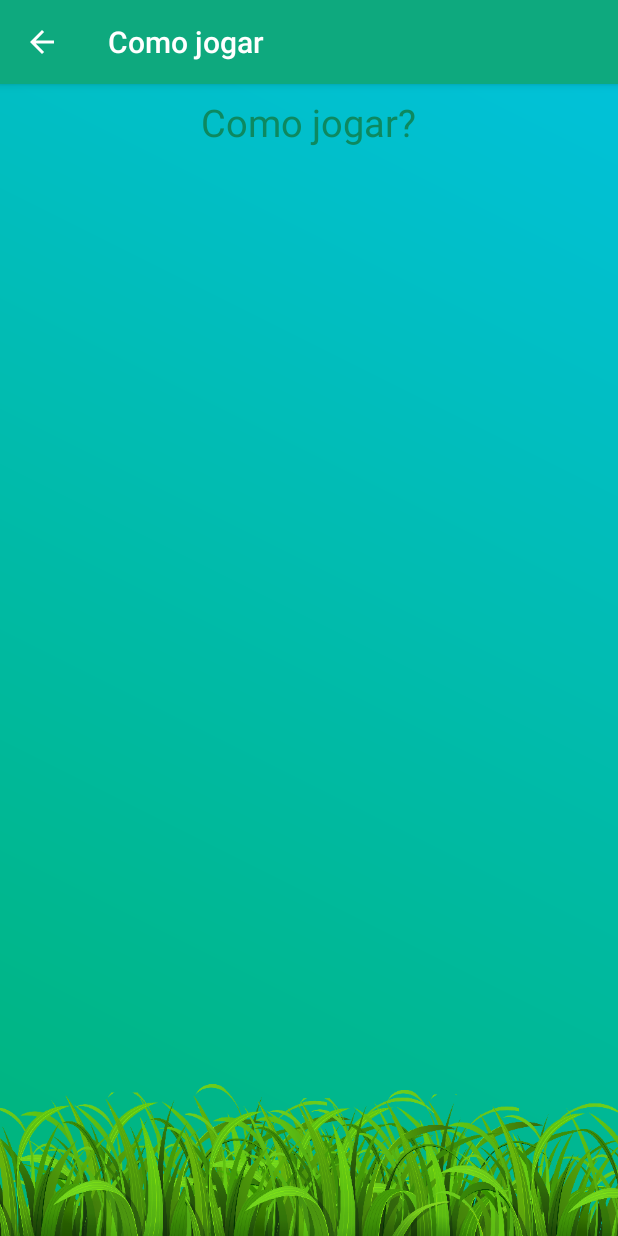
After one commit to erickkenji/HiperForca, an Android app: the RulesActivity screen opened directly, with no data from a screen before it, on a phone screen of 412 x 824 dp. The commit adds this screen. Run offline under Robolectric (Android 15) with nearby library versions, the phone set to English and light mode, and no system bars.

Commit message:
Create rules activity and score preferences

```diff
--- a/app/src/main/AndroidManifest.xml
+++ b/app/src/main/AndroidManifest.xml
@@ -19,5 +19,8 @@
                 <category android:name="android.intent.category.LAUNCHER" />
             </intent-filter>
         </activity>
+        <activity android:name="rules.RulesActivity"
+                  android:label="@string/rules_activity"
+                  android:screenOrientation="portrait" />
     </application>
 </manifest>
--- /dev/null
+++ b/app/src/main/java/rules/RulesActivity.kt
@@ -0,0 +1,30 @@
+package rules
+
+import android.os.Bundle
+import android.support.v7.app.AppCompatActivity
+import android.view.MenuItem
+import com.example.neo.hiperforca.R
+import kotlinx.android.synthetic.main.activity_rules.*
+
+/**
+ * Created by isabella on 26/11/17.
+ */
+class RulesActivity : AppCompatActivity() {
+    override fun onCreate(savedInstanceState: Bundle?) {
+        super.onCreate(savedInstanceState)
+        setContentView(R.layout.activity_rules)
+        setSupportActionBar(activity_rules_toolbar)
+        supportActionBar?.setDisplayHomeAsUpEnabled(true)
+        supportActionBar?.setDisplayShowHomeEnabled(true)
+    }
+
+    override fun onOptionsItemSelected(item: MenuItem?): Boolean {
+        return when (item?.itemId) {
+            android.R.id.home -> {
+                finish()
+                true
+            }
+            else -> super.onOptionsItemSelected(item)
+        }
+    }
+}
--- /dev/null
+++ b/app/src/main/res/layout/activity_rules.xml
@@ -0,0 +1,35 @@
+<?xml version="1.0" encoding="utf-8"?>
+<RelativeLayout xmlns:android="http://schemas.android.com/apk/res/android"
+    xmlns:app="http://schemas.android.com/apk/res-auto"
+    android:id="@+id/activity_main_container"
+    android:layout_width="match_parent"
+    android:layout_height="match_parent"
+    android:background="@drawable/bg_gradient"
+    android:orientation="vertical">
+
+    <android.support.v7.widget.Toolbar
+        android:id="@+id/activity_rules_toolbar"
+        android:layout_width="match_parent"
+        android:layout_height="?attr/actionBarSize"
+        android:background="?attr/colorPrimary"
+        android:elevation="4dp"
+        android:theme="@style/ToolbarTheme"
+        app:popupTheme="@style/ThemeOverlay.AppCompat.Light"/>
+
+    <TextView
+        android:layout_width="wrap_content"
+        android:layout_height="wrap_content"
+        android:layout_centerHorizontal="true"
+        android:layout_below="@id/activity_rules_toolbar"
+        android:text="Como jogar?"
+        android:textColor="@color/color_primary_dark"
+        android:layout_marginTop="8dp"
+        android:textSize="25sp"/>
+
+    <ImageView
+        android:layout_width="800dp"
+        android:layout_height="120dp"
+        android:layout_alignParentBottom="true"
+        android:scaleType="fitXY"
+        android:src="@drawable/ico_grass" />
+</RelativeLayout>
--- a/app/src/main/res/values/strings.xml
+++ b/app/src/main/res/values/strings.xml
@@ -1,6 +1,7 @@
 <resources>
     <string name="app_name">HiperForca</string>
-    <string name="action_settings">Configurações</string>
+    <string name="rules_activity">Como jogar</string>
+    <string name="action_help">Ajuda</string>
     <string name="letter">letra</string>
     <string name="word">palavra</string>
     <string name="start">começar</string>
```
Also changed, not shown: app/src/main/java/com/example/neo/hiperforca/GallowsController.kt (+10 -6 lines), app/src/main/java/com/example/neo/hiperforca/GallowsPreferences.kt (added, +25 -0 lines), app/src/main/java/com/example/neo/hiperforca/MainActivity.kt (+16 -4 lines), app/src/main/res/menu/main.xml (+5 -4 lines).
